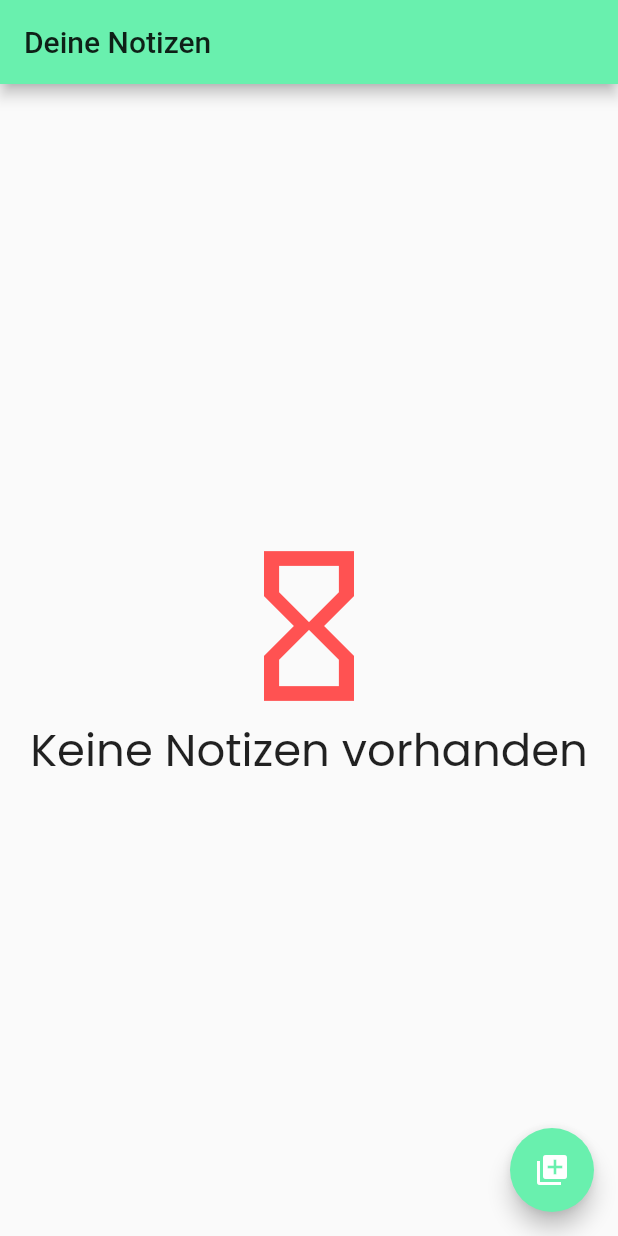
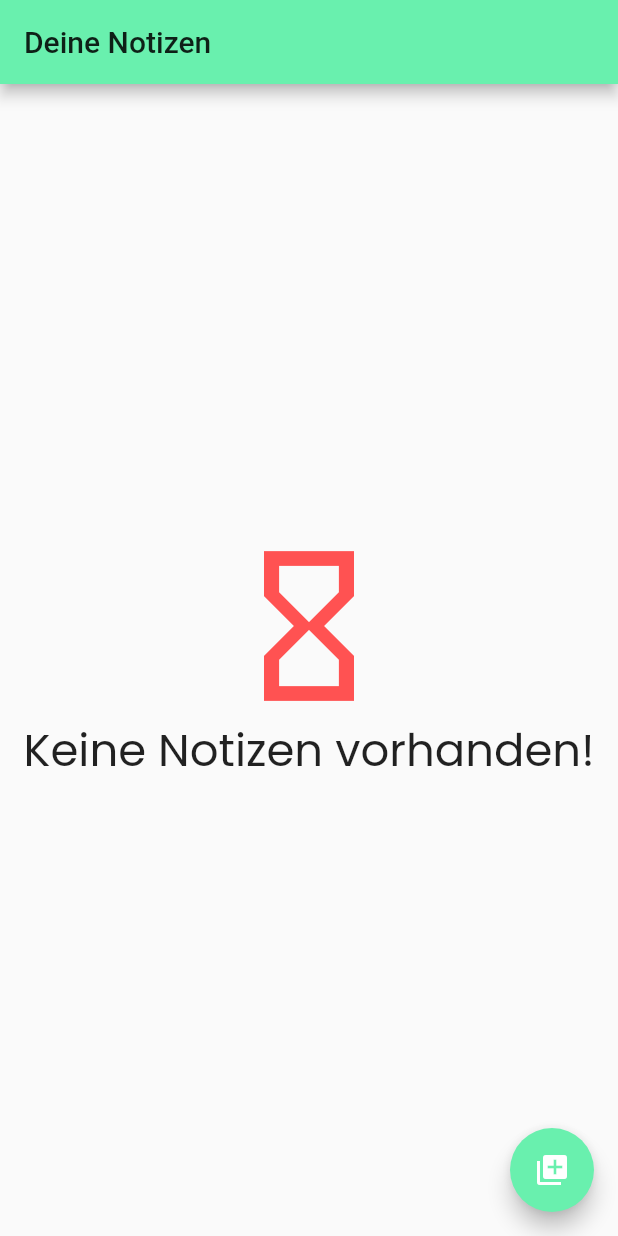
Before and after one commit to JailBreakerTV/notes-app, a Flutter app: the screen it shows after launch, on a phone screen of 412 x 824 dp. Run offline on Flutter 3.47's test engine with Material 2 defaults, Android fonts, the phone set to English and light mode, and no system bars; our stand-ins replace flutter_datetime_picker.

Commit message:
feat: message changes

```diff
--- a/lib/main.dart
+++ b/lib/main.dart
@@ -75,7 +75,7 @@ Widget printWidgets(BuildContext context) {
         size: 120,
       ),
       Text(
-        "Keine Notizen vorhanden",
+        "Keine Notizen vorhanden!",
         textAlign: TextAlign.center,
         style: TextStyle(fontSize: 30, fontFamily: 'Poppins'),
       )
```
